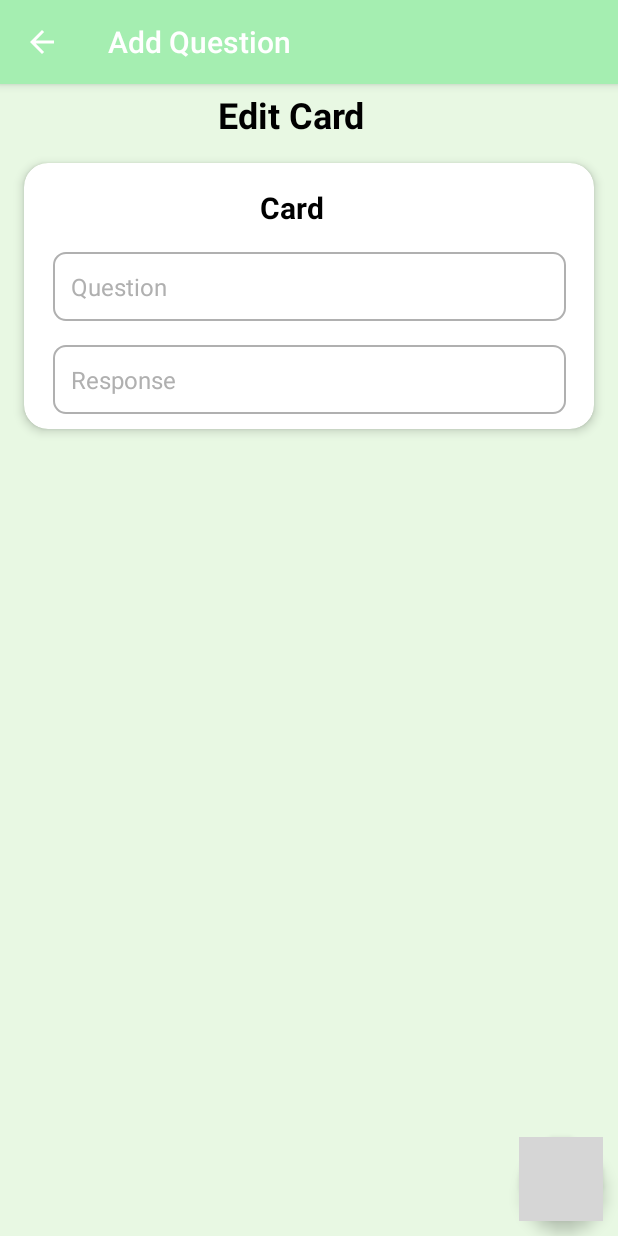
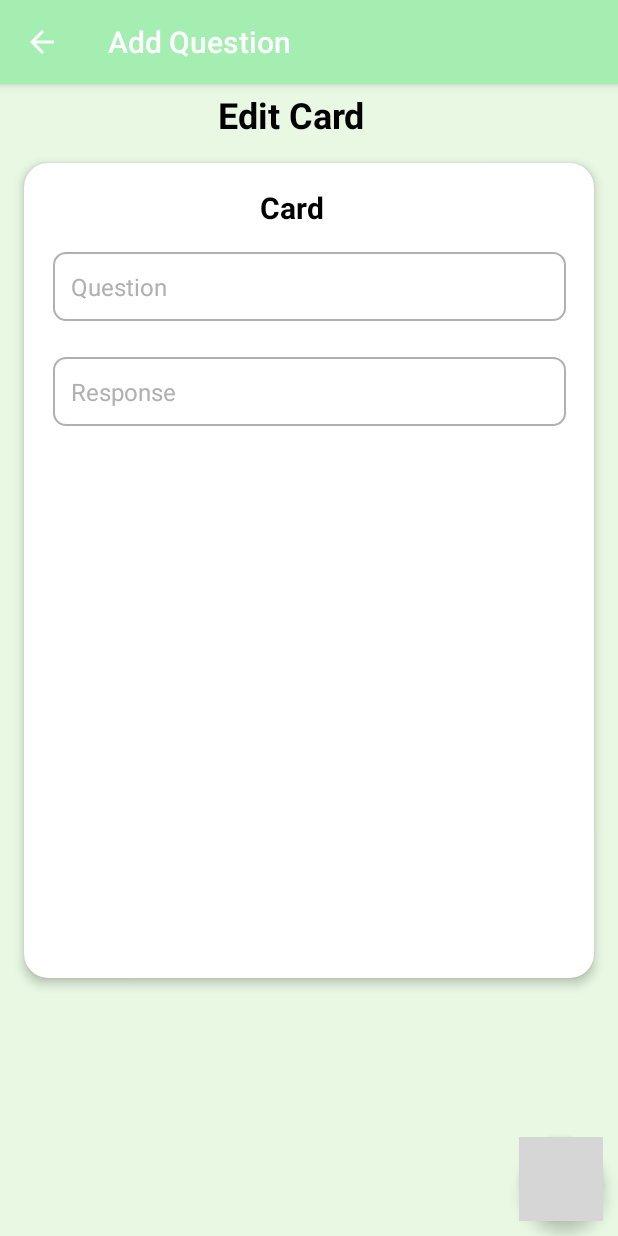
Before and after one commit to Yee-Millennium/Memora, an Android app: the QuestionEditActivity screen opened directly, with no data from a screen before it, on a phone screen of 412 x 824 dp. Run offline under Robolectric (Android 15) with nearby library versions, the phone set to English and light mode, and no system bars; our stand-ins replace Room's generated code; grey boxes are pictures that could not be loaded.

Commit message:
Make the question edit card longer

```diff
--- a/app/src/main/res/layout/activity_question_edit.xml
+++ b/app/src/main/res/layout/activity_question_edit.xml
@@ -52,7 +52,7 @@
 
         <androidx.constraintlayout.widget.ConstraintLayout
             android:layout_width="match_parent"
-            android:layout_height="177dp">
+            android:layout_height="543dp">
 
             <!-- 卡片标题 -->
 
@@ -92,7 +92,7 @@
                 android:id="@+id/answer_edit_text"
                 android:layout_width="0dp"
                 android:layout_height="wrap_content"
-                android:layout_marginTop="16dp"
+                android:layout_marginTop="24dp"
                 android:background="@drawable/edit_text_background"
                 android:hint="Response"
                 android:padding="12dp"
```
